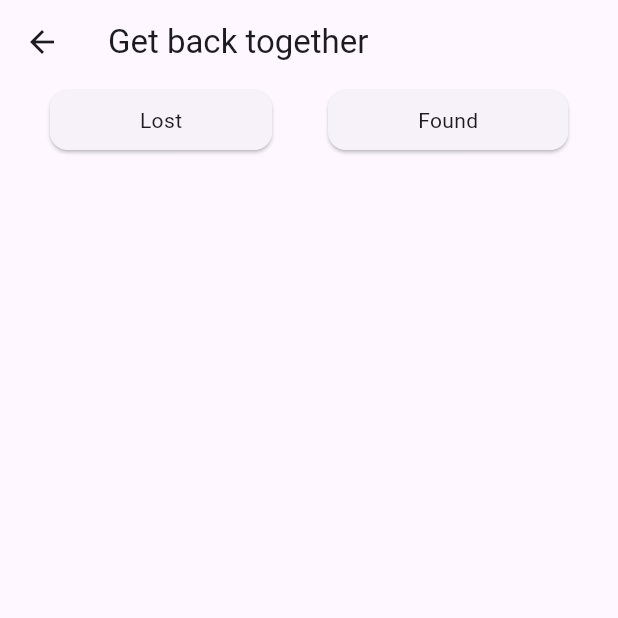
After one commit to mohamedmahmoud95/Google-solution-challenge-2024, a Flutter app: the LostAndFoundScreen screen opened directly, on a phone screen of 412 x 824 dp, the top half of it. The commit adds this screen. Run offline on Flutter 3.47's test engine with Material 3 defaults, Android fonts, the light colour scheme and no system bars; our stand-ins replace bloc, card_swiper, equatable, flutter_bloc.

Commit message:
added basic components to lost_and_found_screen

```diff
--- /dev/null
+++ b/lib/features/lost and found/presentation/pages/lost_and_found_screen.dart
@@ -0,0 +1,33 @@
+import 'package:flutter/material.dart';
+import 'package:google_solution_challenge_2024/features/lost%20and%20found/presentation/widgets/subscreens_navigation_bar.dart';
+
+import '../widgets/subscreen_card.dart';
+
+class LostAndFoundScreen extends StatelessWidget {
+  LostAndFoundScreen({super.key});
+
+  @override
+  Widget build(BuildContext context) {
+    return Scaffold(
+      appBar: AppBar(
+        automaticallyImplyLeading: true,
+        title: const Text("Get back together"),
+      ),
+      body: SingleChildScrollView(
+        child: Column(
+          children: [
+            SubScreensNavigationBar(listOfCards: navigationCards),
+          ],
+        ),
+      ),
+
+    );
+  }
+
+  List <subScreenCard> navigationCards = [
+    subScreenCard(title: "Lost", onPressed: () {}),
+    subScreenCard(title: "Found", onPressed: () {}),
+  ];
+
+
+}
--- /dev/null
+++ b/lib/features/lost and found/presentation/widgets/subscreen_card.dart
@@ -0,0 +1,23 @@
+
+import 'package:flutter/material.dart';
+
+class subScreenCard extends StatelessWidget {
+  final String title;
+  final Function onPressed;
+  const subScreenCard({super.key, required this.title, required this.onPressed});
+
+  @override
+  Widget build(BuildContext context) {
+    return InkWell(
+        onTap: (){
+          onPressed();
+        },
+        child: Card(
+            child: Padding(
+              padding: const EdgeInsets.symmetric(horizontal: 60, vertical: 10),
+              child: Text(title),
+            )
+        ) );
+
+  }
+}
--- /dev/null
+++ b/lib/features/lost and found/presentation/widgets/subscreens_navigation_bar.dart
@@ -0,0 +1,17 @@
+import 'package:flutter/cupertino.dart';
+import 'package:google_solution_challenge_2024/features/lost%20and%20found/presentation/widgets/subscreen_card.dart';
+
+class SubScreensNavigationBar extends StatelessWidget {
+   final List<subScreenCard> listOfCards;
+   const SubScreensNavigationBar({super.key, required this.listOfCards});
+
+  @override
+  Widget build(BuildContext context) {
+    return Row(
+      mainAxisAlignment: MainAxisAlignment.spaceEvenly,
+      children: [
+        ...listOfCards.toList(),
+      ],
+    );
+  }
+}
```
Also changed, not shown: lib/features/home/presentation/pages/bottom_tabs/home_tab.dart (+10 -3 lines), lib/features/lost and found/presentation/pages/found_tab.dart (added, +10 -0 lines), lib/features/lost and found/presentation/pages/lost_tab.dart (added, +10 -0 lines), lib/features/lost and found/presentation/widgets/lost_person_id.dart (added, +25 -0 lines), assets/images/Mohamed Raslan.jpeg (added), 1 other file.
